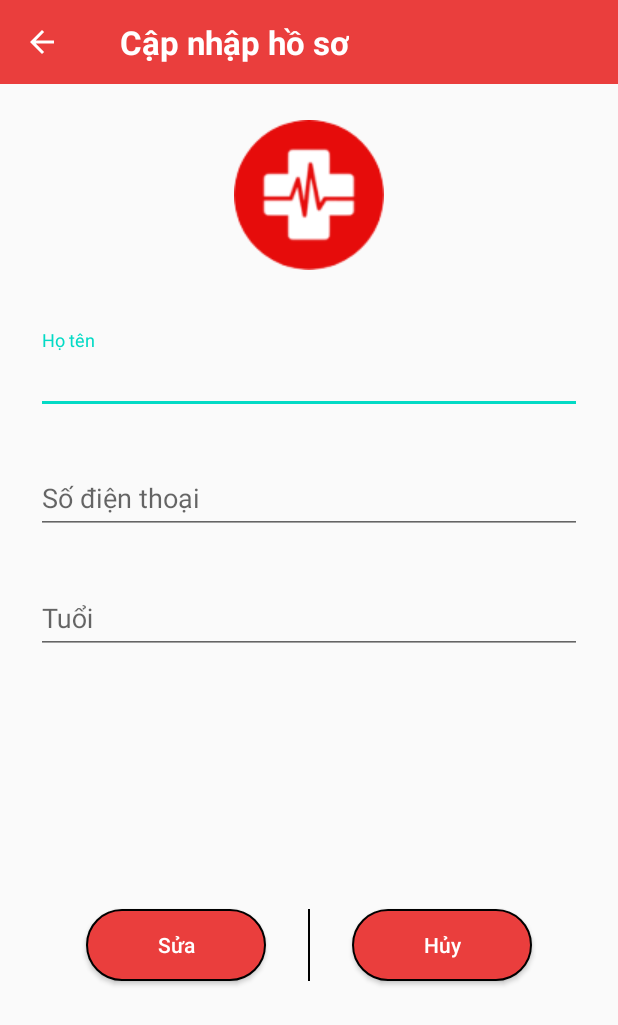
After one commit to hblong1111/Do4Life, an Android app: the UpdateProfileActivity screen opened directly, with no data from a screen before it, on a phone screen of 412 x 824 dp. The commit adds this screen. Shown: the top 1025 px of the screen. Run offline under Robolectric (Android 15) with nearby library versions, the phone set to English and light mode, and no system bars; our stand-ins replace data binding; 3 statements that could not run were skipped.

Commit message:
update code

```diff
--- /dev/null
+++ b/app/src/main/java/com/longhb/do4life/activity/UpdateProfileActivity.java
@@ -0,0 +1,78 @@
+package com.longhb.do4life.activity;
+
+import androidx.appcompat.app.AppCompatActivity;
+
+import android.app.Activity;
+import android.app.ProgressDialog;
+import android.content.Intent;
+import android.os.Bundle;
+import android.view.View;
+import android.widget.Toast;
+
+import com.longhb.do4life.R;
+import com.longhb.do4life.databinding.ActivityUpdateProfileBinding;
+import com.longhb.do4life.model.retrofit.json.JsonProfile;
+import com.longhb.do4life.model.retrofit.res.ProfileRetrofit;
+import com.longhb.do4life.network.RetrofitModule;
+import com.longhb.do4life.utils.Common;
+
+import retrofit2.Call;
+import retrofit2.Callback;
+import retrofit2.Response;
+
+public class UpdateProfileActivity extends AppCompatActivity implements View.OnClickListener {
+    ActivityUpdateProfileBinding binding;
+    private ProfileRetrofit profile;
+
+    @Override
+    protected void onCreate(Bundle savedInstanceState) {
+        super.onCreate(savedInstanceState);
+        binding = ActivityUpdateProfileBinding.inflate(getLayoutInflater());
+        setContentView(binding.getRoot());
+
+
+        profile = (ProfileRetrofit) getIntent().getSerializableExtra(Common.CODE_PUT_PROFILE);
+
+
+        binding.edtPhone.setText(profile.phoneNumber);
+        binding.edtNamSinh.setText(profile.age + "");
+        binding.edtName.setText(profile.fullname);
+
+        binding.btnHuy.setOnClickListener(this);
+        binding.btnBack.setOnClickListener(this);
+        binding.btnXacNhan.setOnClickListener(this);
+    }
+
+    @Override
+    public void onClick(View v) {
+        switch (v.getId()) {
+            case R.id.btnBack:
+            case R.id.btnHuy:
+                onBackPressed();
+                break;
+            case R.id.btnXacNhan:
+                ProgressDialog progressDialog = Common.buildDialogLoading(this, null, "Đang tải...");
+                profile.fullname = binding.edtName.getText().toString();
+                profile.age = Integer.valueOf(binding.edtNamSinh.getText().toString());
+                profile.phoneNumber = binding.edtPhone.getText().toString();
+                RetrofitModule.getInstance().updateProfile(new JsonProfile(profile.id, profile.age, profile.fullname, profile.phoneNumber)).enqueue(new Callback<Boolean>() {
+                    @Override
+                    public void onResponse(Call<Boolean> call, Response<Boolean> response) {
+                        if (!response.body())return;
+                        Intent returnIntent = new Intent();
+                        returnIntent.putExtra(Common.CODE_PUT_PROFILE, profile);
+                        setResult(Activity.RESULT_OK, returnIntent);
+                        progressDialog.dismiss();
+                        finish();
+                    }
+
+                    @Override
+                    public void onFailure(Call<Boolean> call, Throwable t) {
+                        progressDialog.dismiss();
+                        Toast.makeText(UpdateProfileActivity.this, "Error!", Toast.LENGTH_SHORT).show();
+                    }
+                });
+
+        }
+    }
+}
--- /dev/null
+++ b/app/src/main/res/layout/activity_update_profile.xml
@@ -0,0 +1,177 @@
+<?xml version="1.0" encoding="utf-8"?>
+<layout xmlns:android="http://schemas.android.com/apk/res/android"
+    xmlns:app="http://schemas.android.com/apk/res-auto"
+    xmlns:tools="http://schemas.android.com/tools">
+
+    <data>
+
+    </data>
+
+    <androidx.constraintlayout.widget.ConstraintLayout
+        android:layout_width="match_parent"
+        android:layout_height="match_parent"
+        tools:context=".activity.UpdateProfileActivity"
+        tools:ignore="RtlCompat">
+
+        <androidx.constraintlayout.widget.ConstraintLayout
+            android:id="@+id/constraintLayout"
+            android:layout_width="match_parent"
+            android:layout_height="?android:actionBarSize"
+            android:background="@color/red"
+            app:layout_constraintTop_toTopOf="parent"
+            tools:layout_editor_absoluteX="198dp"
+            tools:targetApi="honeycomb">
+
+            <ImageButton
+                android:id="@+id/btnBack"
+                android:layout_width="wrap_content"
+                android:layout_height="0dp"
+                android:background="@android:color/transparent"
+                android:padding="16dp"
+                android:src="@drawable/ic_back_white"
+                app:layout_constraintBottom_toBottomOf="parent"
+                app:layout_constraintStart_toStartOf="parent"
+                app:layout_constraintTop_toTopOf="parent" />
+
+            <TextView
+                android:id="@+id/textView7"
+                android:layout_width="wrap_content"
+                android:layout_height="wrap_content"
+                android:layout_marginStart="24dp"
+                android:text="Cập nhập hồ sơ"
+                android:textColor="#FFFFFF"
+                android:textSize="22sp"
+                android:textStyle="bold"
+                app:layout_constraintBottom_toBottomOf="parent"
+                app:layout_constraintStart_toEndOf="@+id/btnBack"
+                app:layout_constraintTop_toTopOf="parent" />
+        </androidx.constraintlayout.widget.ConstraintLayout>
+
+        <ImageView
+            android:id="@+id/imageView3"
+            android:layout_width="wrap_content"
+            android:layout_height="wrap_content"
+            android:layout_marginTop="24dp"
+            app:layout_constraintEnd_toEndOf="parent"
+            app:layout_constraintHorizontal_bias="0.5"
+            app:layout_constraintStart_toStartOf="parent"
+            app:layout_constraintTop_toBottomOf="@+id/constraintLayout"
+            app:srcCompat="@drawable/logo_splash" />
+
+        <com.google.android.material.textfield.TextInputLayout
+            android:id="@+id/tipName"
+            android:layout_width="match_parent"
+            android:layout_height="wrap_content"
+            android:layout_marginStart="24dp"
+            android:layout_marginEnd="24dp"
+            android:layout_marginTop="40dp"
+            android:textColor="#000"
+            app:layout_constraintEnd_toEndOf="parent"
+            app:layout_constraintHorizontal_bias="1.0"
+            app:layout_constraintStart_toStartOf="parent"
+            app:layout_constraintTop_toBottomOf="@+id/imageView3">
+
+            <EditText
+                android:id="@+id/edtName"
+                android:layout_width="match_parent"
+                android:layout_height="wrap_content"
+                android:hint="Họ tên"
+                android:textColor="#000"
+                android:textColorHint="#bdbdbd" />
+        </com.google.android.material.textfield.TextInputLayout>
+
+        <com.google.android.material.textfield.TextInputLayout
+            android:id="@+id/tipPhone"
+            android:layout_width="match_parent"
+            android:layout_height="wrap_content"
+            android:layout_marginTop="24dp"
+            android:layout_marginStart="24dp"
+            android:layout_marginEnd="24dp"
+            android:textColor="#000"
+            app:layout_constraintEnd_toEndOf="parent"
+            app:layout_constraintHorizontal_bias="1.0"
+            app:layout_constraintStart_toStartOf="parent"
+            app:layout_constraintTop_toBottomOf="@+id/tipName">
+
+            <EditText
+                android:id="@+id/edtPhone"
+                android:layout_width="match_parent"
+                android:layout_height="wrap_content"
+                android:hint="Số điện thoại"
+                android:inputType="number"
+                android:textColor="#000"
+                android:textColorHint="#bdbdbd" />
+        </com.google.android.material.textfield.TextInputLayout>
+
+        <com.google.android.material.textfield.TextInputLayout
+            android:id="@+id/tipNamSinh"
+            android:layout_width="match_parent"
+            android:layout_height="wrap_content"
+            android:layout_marginStart="24dp"
+            android:layout_marginEnd="24dp"
+            android:layout_marginTop="24dp"
+            android:textColor="#000"
+            app:layout_constraintEnd_toEndOf="parent"
+            app:layout_constraintHorizontal_bias="1.0"
+            app:layout_constraintStart_toStartOf="parent"
+            app:layout_constraintTop_toBottomOf="@+id/tipPhone">
+
+            <EditText
+                android:id="@+id/edtNamSinh"
+                android:layout_width="match_parent"
+                android:layout_height="wrap_content"
+                android:editable="false"
+                android:hint="Tuổi"
+                android:inputType="number"
+                android:textColor="#000"
+                android:textColorHint="#bdbdbd" />
+        </com.google.android.material.textfield.TextInputLayout>
+
+
+        <androidx.constraintlayout.widget.ConstraintLayout
+            android:layout_width="match_parent"
+            android:layout_height="0dp"
+            app:layout_constraintBottom_toBottomOf="parent"
+            app:layout_constraintTop_toBottomOf="@+id/tipNamSinh"
+            tools:layout_editor_absoluteX="181dp">
+
+            <Button
+                android:id="@+id/btnXacNhan"
+                android:layout_width="120dp"
+                android:layout_height="wrap_content"
+                android:background="@drawable/bg_btn_add_profile"
+                android:text="Sửa"
+                android:textAllCaps="false"
+                android:textColor="@android:color/white"
+                app:layout_constraintBottom_toBottomOf="parent"
+                app:layout_constraintEnd_toStartOf="@+id/btnHuy"
+                app:layout_constraintHorizontal_bias="0.5"
+                app:layout_constraintStart_toStartOf="parent"
+                app:layout_constraintTop_toTopOf="parent" />
+
+            <Button
+                android:id="@+id/btnHuy"
+                android:layout_width="120dp"
+                android:layout_height="wrap_content"
+                android:background="@drawable/bg_btn_add_profile"
+                android:text="Hủy"
+                android:textAllCaps="false"
+                android:textColor="@android:color/white"
+                app:layout_constraintBottom_toBottomOf="parent"
+                app:layout_constraintEnd_toEndOf="parent"
+                app:layout_constraintHorizontal_bias="0.5"
+                app:layout_constraintStart_toEndOf="@+id/btnXacNhan"
+                app:layout_constraintTop_toTopOf="parent" />
+
+            <View
+                android:id="@+id/view2"
+                android:layout_width="1dp"
+                android:layout_height="0dp"
+                android:background="@color/black"
+                app:layout_constraintBottom_toBottomOf="@+id/btnXacNhan"
+                app:layout_constraintEnd_toStartOf="@+id/btnHuy"
+                app:layout_constraintStart_toEndOf="@+id/btnXacNhan"
+                app:layout_constraintTop_toTopOf="@+id/btnXacNhan" />
+        </androidx.constraintlayout.widget.ConstraintLayout>
+    </androidx.constraintlayout.widget.ConstraintLayout>
+</layout>
```
Also changed, not shown: app/src/main/AndroidManifest.xml (+7 -7 lines), app/src/main/java/com/longhb/do4life/activity/ProfileDetail.java (added, +64 -0 lines), app/src/main/java/com/longhb/do4life/fragment/ProfileFragment.java (+11 -1 lines), app/src/main/res/layout/activity_profile_detail.xml (added, +149 -0 lines).
